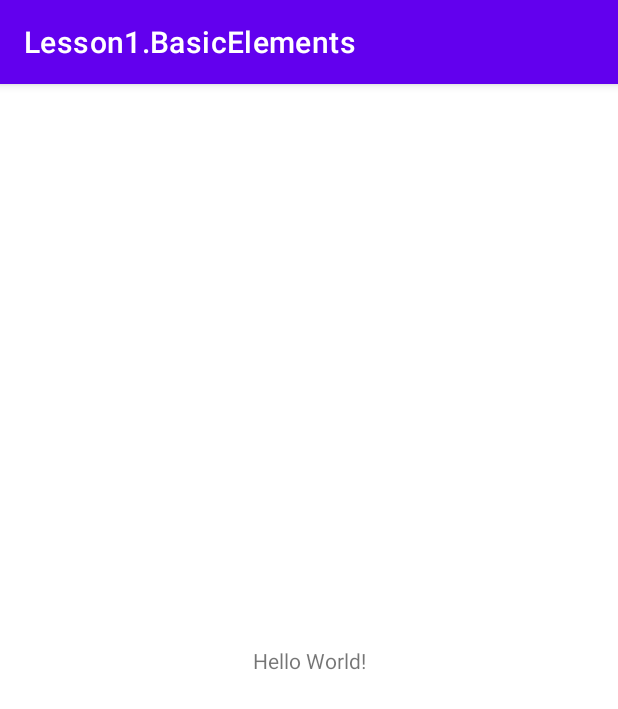
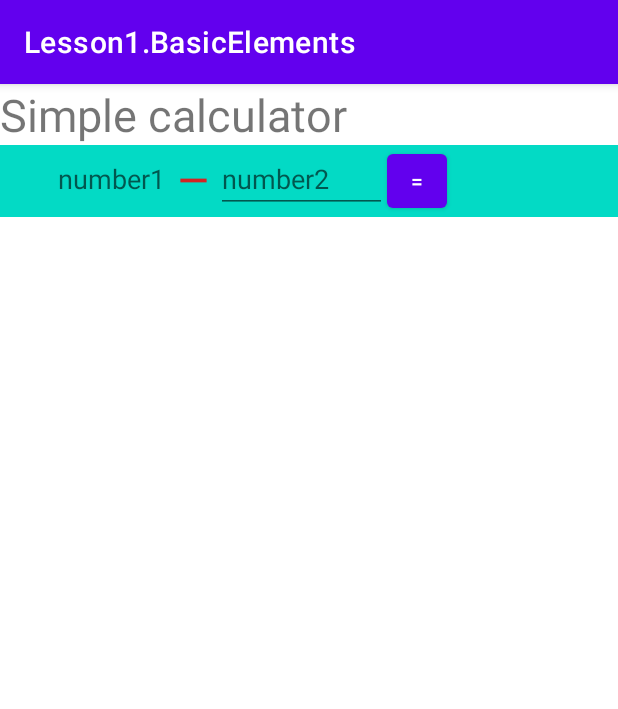
Before and after one commit to danilmv/Android1v2, an Android app: the screen it shows after launch (MainActivity), on a phone screen of 412 x 824 dp. Shown: the top 709 px of the screen. Run offline under Robolectric (Android 15) with nearby library versions, the phone set to English and light mode, and no system bars.

Commit message:
L1: simple calculator. layout

```diff
--- /dev/null
+++ b/lesson1/src/main/res/drawable/operator.xml
@@ -0,0 +1,5 @@
+<?xml version="1.0" encoding="utf-8"?>
+<selector xmlns:android="http://schemas.android.com/apk/res/android">
+    <item android:drawable="@drawable/add" android:state_checked="true" />
+    <item android:drawable="@drawable/subtract" android:state_checked="false" />
+</selector>
--- /dev/null
+++ b/lesson1/src/main/res/drawable/subtract.xml
@@ -0,0 +1,5 @@
+<vector android:height="24dp" android:tint="#D42323"
+    android:viewportHeight="24" android:viewportWidth="24"
+    android:width="24dp" xmlns:android="http://schemas.android.com/apk/res/android">
+    <path android:fillColor="@android:color/white" android:pathData="M19,13H5v-2h14v2z"/>
+</vector>
--- a/lesson1/src/main/res/layout/activity_main.xml
+++ b/lesson1/src/main/res/layout/activity_main.xml
@@ -1,18 +1,64 @@
 <?xml version="1.0" encoding="utf-8"?>
-<androidx.constraintlayout.widget.ConstraintLayout xmlns:android="http://schemas.android.com/apk/res/android"
+<LinearLayout xmlns:android="http://schemas.android.com/apk/res/android"
     xmlns:app="http://schemas.android.com/apk/res-auto"
     xmlns:tools="http://schemas.android.com/tools"
     android:layout_width="match_parent"
     android:layout_height="match_parent"
-    tools:context=".MainActivity">
+    android:orientation="vertical">
 
     <TextView
         android:layout_width="wrap_content"
         android:layout_height="wrap_content"
-        android:text="Hello World!"
+        android:text="Simple calculator"
+        android:textSize="30sp"
         app:layout_constraintBottom_toBottomOf="parent"
         app:layout_constraintLeft_toLeftOf="parent"
         app:layout_constraintRight_toRightOf="parent"
         app:layout_constraintTop_toTopOf="parent" />
 
-</androidx.constraintlayout.widget.ConstraintLayout>
+    <LinearLayout
+        android:layout_width="match_parent"
+        android:layout_height="wrap_content"
+        android:background="@color/teal_200">
+
+        <EditText
+            android:id="@+id/editNumber1"
+            android:layout_width="0dp"
+            android:layout_height="wrap_content"
+            android:layout_weight="1"
+            android:inputType="number"
+            android:hint="number1"
+            android:gravity="right"/>
+
+        <ToggleButton
+            android:id="@+id/buttonOperator"
+            android:layout_width="30dp"
+            android:layout_height="30dp"
+            android:background="@drawable/operator"
+            android:focusable="false"
+            android:focusableInTouchMode="false"
+            android:textOff=""
+            android:textOn=""/>
+
+        <EditText
+            android:id="@+id/editNumber2"
+            android:layout_width="0dp"
+            android:layout_height="wrap_content"
+            android:inputType="number"
+            android:layout_weight="1"
+            android:hint="number2"
+            android:gravity="left"/>
+        <Button
+            android:layout_width="40dp"
+            android:layout_height="wrap_content"
+            android:text="="/>
+        <TextView
+            android:id="@+id/textResult"
+            android:layout_width="0dp"
+            android:layout_height="wrap_content"
+            android:layout_weight="1"/>
+
+    </LinearLayout>
+
+
+</LinearLayout>
```
